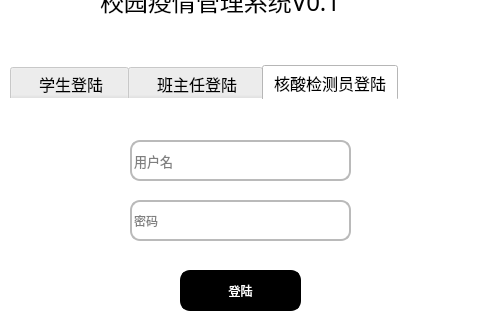
Old version of the form untitled.ui in the repository sukiiiKotori/pymysql; both pictures show x 150 to 630 and y 105 to 425 of the 800 by 600 pixel window.
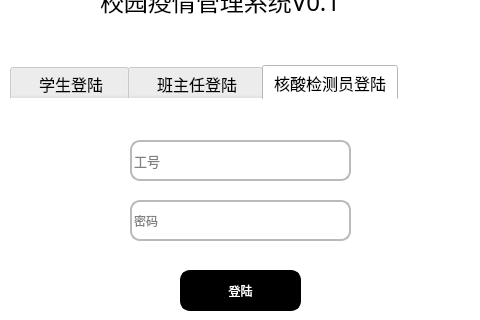
New version of the form. The open tabs and pages were chosen to show the change.

```diff
--- a/untitled.ui
+++ b/untitled.ui
@@ -327,7 +327,7 @@
        <string/>
       </property>
       <property name="placeholderText">
-       <string>用户名</string>
+       <string>工号</string>
       </property>
      </widget>
      <widget class="QLineEdit" name="password_lineEdit_3">
```
Left out of the diff: 2 changed lines with no effect on the pictures.
